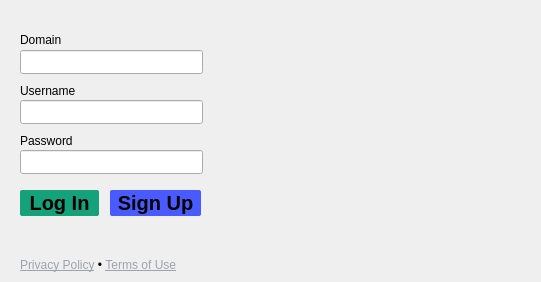
Old version of the form ui/giscarta_dialog_base.ui in the repository giscarta/giscarta-qgis.
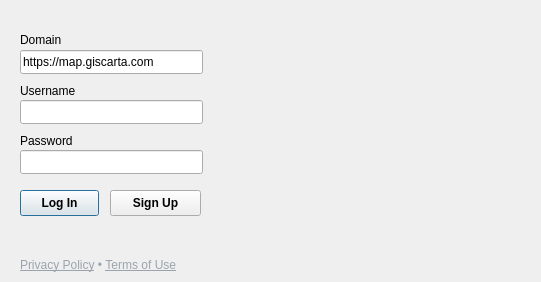
New version of the form.

```diff
--- a/ui/giscarta_dialog_base.ui
+++ b/ui/giscarta_dialog_base.ui
@@ -10,10 +10,16 @@
     <height>282</height>
    </rect>
   </property>
+  <property name="sizePolicy">
+   <sizepolicy hsizetype="Fixed" vsizetype="Fixed">
+    <horstretch>1</horstretch>
+    <verstretch>1</verstretch>
+   </sizepolicy>
+  </property>
   <property name="minimumSize">
    <size>
-    <width>541</width>
-    <height>282</height>
+    <width>0</width>
+    <height>0</height>
    </size>
   </property>
   <property name="maximumSize">
@@ -22,9 +28,32 @@
     <height>282</height>
    </size>
   </property>
+  <property name="sizeIncrement">
+   <size>
+    <width>0</width>
+    <height>0</height>
+   </size>
+  </property>
+  <property name="baseSize">
+   <size>
+    <width>1</width>
+    <height>1</height>
+   </size>
+  </property>
+  <property name="font">
+   <font>
+    <stylestrategy>PreferDefault</stylestrategy>
+   </font>
+  </property>
   <property name="windowTitle">
    <string>GisCarta - Login</string>
   </property>
+  <property name="autoFillBackground">
+   <bool>false</bool>
+  </property>
+  <property name="sizeGripEnabled">
+   <bool>false</bool>
+  </property>
   <widget class="QLineEdit" name="domain">
    <property name="geometry">
     <rect>
@@ -46,9 +75,6 @@
      <height>24</height>
     </size>
    </property>
-   <property name="styleSheet">
-    <string notr="true">color:white;</string>
-   </property>
    <property name="text">
     <string>https://map.giscarta.com</string>
    </property>
@@ -86,7 +112,7 @@
     <rect>
      <x>20</x>
      <y>80</y>
-     <width>62</width>
+     <width>82</width>
      <height>21</height>
     </rect>
    </property>
@@ -98,13 +124,10 @@
    </property>
    <property name="maximumSize">
     <size>
-     <width>62</width>
+     <width>82</width>
      <height>16777215</height>
     </size>
    </property>
-   <property name="styleSheet">
-    <string notr="true"/>
-   </property>
    <property name="text">
     <string>Username</string>
    </property>
@@ -182,13 +205,13 @@
     <rect>
      <x>20</x>
      <y>30</y>
-     <width>50</width>
+     <width>62</width>
      <height>20</height>
     </rect>
    </property>
    <property name="minimumSize">
     <size>
-     <width>50</width>
+     <width>62</width>
      <height>0</height>
     </size>
    </property>
@@ -198,9 +221,6 @@
      <height>16777215</height>
     </size>
    </property>
-   <property name="styleSheet">
-    <string notr="true"/>
-   </property>
    <property name="text">
     <string>Domain</string>
    </property>
@@ -234,9 +254,8 @@
    </property>
    <property name="font">
     <font>
-     <pointsize>15</pointsize>
-     <weight>75</weight>
      <bold>true</bold>
+     <stylestrategy>PreferDefault</stylestrategy>
     </font>
    </property>
    <property name="cursor">
@@ -245,10 +264,6 @@
    <property name="contextMenuPolicy">
     <enum>Qt::NoContextMenu</enum>
    </property>
-   <property name="styleSheet">
-    <string notr="true">background-color: qlineargradient(x1: 0, y1: 0, x2: 0, y2: 1, stop: 0 rgb(73,90,255), stop: 1 rgb(73,90,255));
-border-radius: 2px;</string>
-   </property>
    <property name="text">
     <string>Sign Up</string>
    </property>
@@ -269,7 +284,7 @@
     <string notr="true"/>
    </property>
    <property name="text">
-    <string>&lt;html&gt;&lt;head/&gt;&lt;body&gt;&lt;p&gt;&lt;a href=&quot;privacy_policy&quot; style=&quot;color:rgb(154,164,174)&quot;&gt;Privacy Policy&lt;/a&gt; •  &lt;a href=&quot;terms_of_use&quot; style=&quot;color:rgb(154,164,174)&quot;&gt;Terms of Use&lt;/a&gt;&lt;/p&gt;&lt;/body&gt;&lt;/html&gt;</string>
+    <string>&lt;html&gt;&lt;head/&gt;&lt;body&gt;&lt;p style=&quot;color: rgb(154, 164, 174);&quot;&gt;&lt;a href=&quot;privacy_policy&quot; style=&quot;color: rgb(154, 164, 174);&quot;&gt;Privacy Policy&lt;/a&gt;&lt;span style=&quot;color: rgb(154, 164, 174);&quot;&gt; • &lt;/span&gt;&lt;a href=&quot;terms_of_use&quot; style=&quot;color: rgb(154, 164, 174);&quot;&gt;Terms of Use&lt;/a&gt;&lt;/p&gt;&lt;/body&gt;&lt;/html&gt;</string>
    </property>
    <property name="alignment">
     <set>Qt::AlignBottom|Qt::AlignLeading|Qt::AlignLeft</set>
@@ -304,10 +319,9 @@
    </property>
    <property name="font">
     <font>
-     <pointsize>15</pointsize>
-     <weight>75</weight>
      <italic>false</italic>
      <bold>true</bold>
+     <stylestrategy>PreferDefault</stylestrategy>
      <kerning>true</kerning>
     </font>
    </property>
@@ -320,10 +334,6 @@
    <property name="autoFillBackground">
     <bool>false</bool>
    </property>
-   <property name="styleSheet">
-    <string notr="true">background-color: qlineargradient(x1: 0, y1: 0, x2: 0, y2: 1, stop: 0 rgb(21,162,123), stop: 1 rgb(21,162,123));
-border-radius: 2px;</string>
-   </property>
    <property name="text">
     <string>Log In</string>
    </property>
```
Left out of the diff: 11 changed lines with no effect on the pictures.
